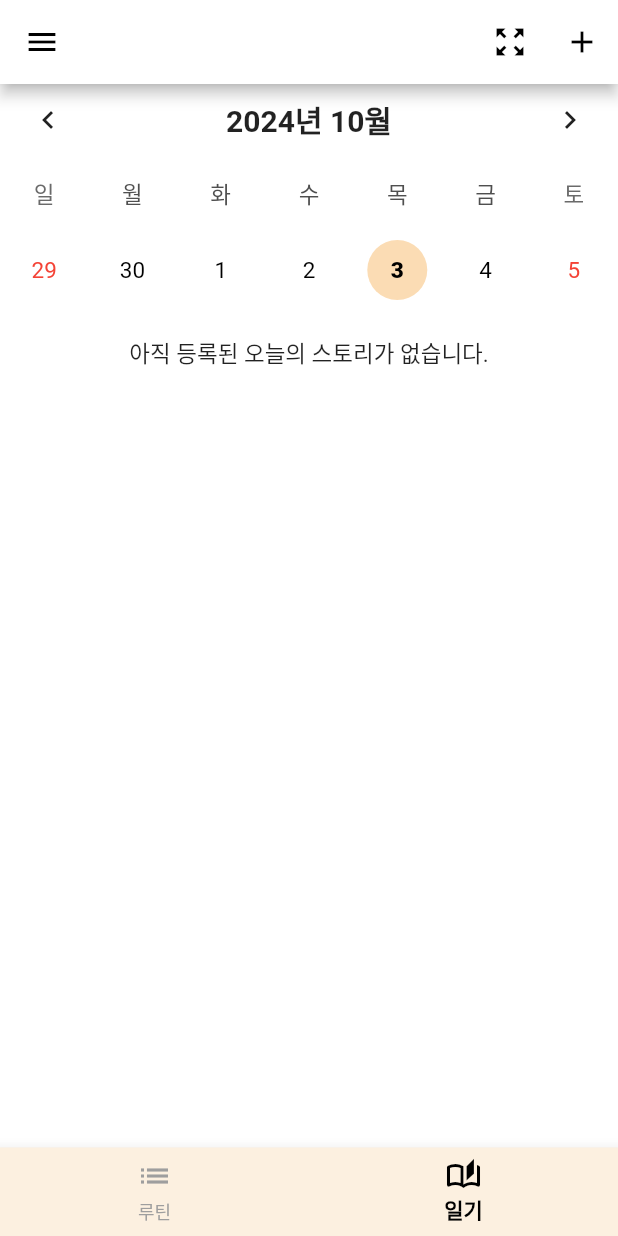
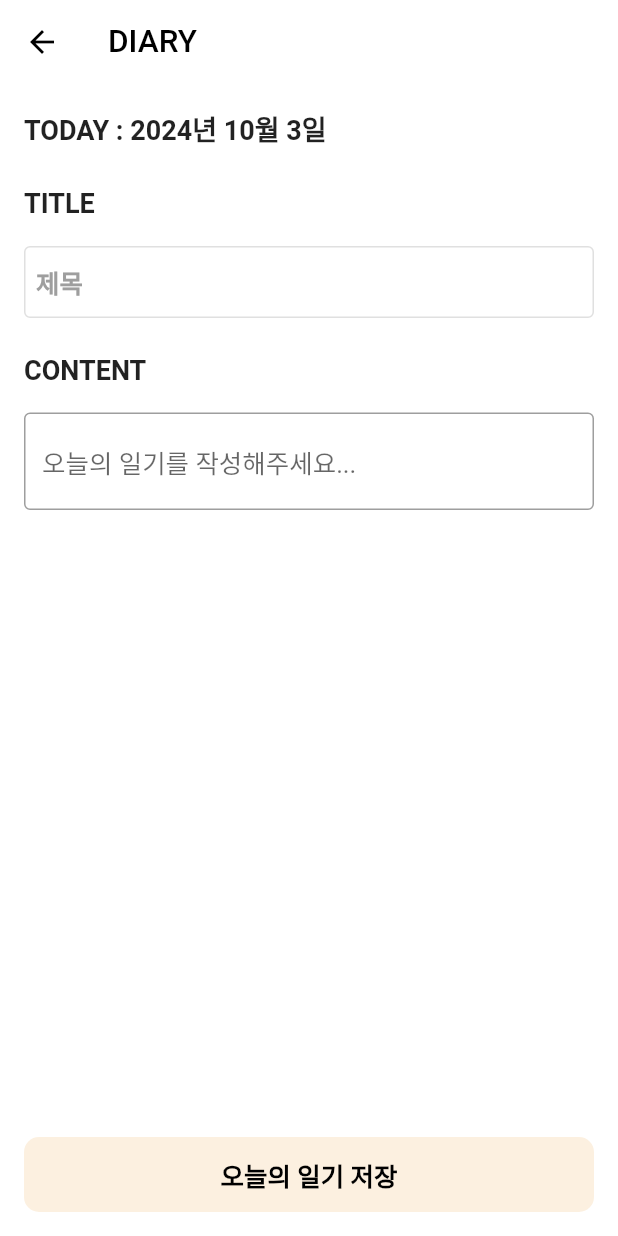
Before and after one commit to ssooyaaa/sooProject, a Flutter app: the screen it shows after launch, item 2 of the bottom bar chosen, after a tap on the "zoom in map" icon, after a tap on the "add" icon, on a phone screen of 412 x 824 dp. Run offline on Flutter 3.47's test engine with Material 3 defaults, Android fonts, the phone set to English and light mode, and no system bars; drawn by our look-alikes of table_calendar; our stand-ins replace fluttertoast; missing offline and left inert: dart:ffi.

Commit message:
오늘의 일기 저장 / showToast

```diff
--- /dev/null
+++ b/Flutter/diary/devtools_options.yaml
@@ -0,0 +1,3 @@
+description: This file stores settings for Dart & Flutter DevTools.
+documentation: https://docs.flutter.dev/tools/devtools/extensions#configure-extension-enablement-states
+extensions:
--- a/Flutter/diary/lib/screen/diary_screen.dart
+++ b/Flutter/diary/lib/screen/diary_screen.dart
@@ -2,6 +2,8 @@ import 'dart:ffi';
 
 import 'package:diary/config/app_colors.dart';
 import 'package:diary/model/story.dart';
+import 'package:diary/screen/today_routine_screen.dart';
+import 'package:diary/screen/write_diary_screen.dart';
 import 'package:diary/widget/app_bar.dart';
 import 'package:diary/widget/calendar_widget.dart';
 import 'package:flutter/material.dart';
@@ -77,7 +79,6 @@ class _DiaryScreenState extends State<DiaryScreen> {
                 setState(() {
                   newFormat = (newFormat == CalendarFormat.month)
                       ? CalendarFormat.week : CalendarFormat.month;
-                  print('$newFormat');
                 });
               },
               //아이콘 변경
@@ -89,7 +90,10 @@ class _DiaryScreenState extends State<DiaryScreen> {
           ),
           IconButton(
               onPressed: (){
-                print('story add click');
+                Navigator.push(
+                  context,
+                  MaterialPageRoute(builder: (context) => WriteDiaryScreen()),
+                );
               },
               icon: Icon(Icons.add)
           ),
--- a/Flutter/diary/lib/screen/rountine_list_screen.dart
+++ b/Flutter/diary/lib/screen/rountine_list_screen.dart
@@ -1,3 +1,4 @@
+import 'package:diary/config/app_config.dart';
 import 'package:flutter/material.dart';
 
 import '../config/app_colors.dart';
@@ -244,11 +245,17 @@ class _RountineListScreenState extends State<RountineListScreen> {
                           TextButton(
                             onPressed: (){
 
-                              //todo 색깔 or 루틴이름이 없을 경우, 저장불가 -> 알림 필요
                               //todo 루틴 저장 / 수정
 
-                              print('결과 : $selectedColor');
-                              print('루틴이름 : ${titleController.text}');
+                              if(titleController.text.isEmpty){
+                                AppConfig.showToast(text: '루틴 이름을 적어주세요');
+                                return;
+                              }
+
+                              if(selectedColor.isEmpty){
+                                AppConfig.showToast(text: '색상을 선택해주세요');
+                                return;
+                              }
 
                               ScaffoldMessenger.of(context).showSnackBar(
                                 SnackBar(content: Text('루틴이 저장되었습니다.')),
--- /dev/null
+++ b/Flutter/diary/lib/screen/write_diary_screen.dart
@@ -0,0 +1,139 @@
+import 'package:diary/config/app_colors.dart';
+import 'package:diary/screen/rountine_list_screen.dart';
+import 'package:flutter/material.dart';
+
+import '../widget/app_widget.dart';
+
+
+class WriteDiaryScreen extends StatefulWidget {
+  const WriteDiaryScreen({super.key});
+
+  @override
+  State<WriteDiaryScreen> createState() => _WriteDiaryScreenState();
+}
+
+
+class _WriteDiaryScreenState extends State<WriteDiaryScreen> {
+
+  //선택된 날짜 관리변수
+  DateTime today = DateTime.utc(
+      DateTime.now().year,
+      DateTime.now().month,
+      DateTime.now().day
+  );
+
+
+  TextEditingController titleController = TextEditingController();
+  TextEditingController textController = TextEditingController();
+
+
+
+  @override
+  Widget build(BuildContext context) {
+    return Scaffold(
+
+      backgroundColor: Colors.white,
+      appBar: AppBar(
+        elevation: 0,
+        backgroundColor: Colors.white,
+        title: Text('DIARY'),
+      ),
+
+      body: Container(
+        width: double.infinity,
+        height: double.infinity,
+        padding: EdgeInsets.all(16.0),
+
+        child: Column(
+          children: [
+
+            buildTitle(titleText: 'TODAY : ${today.year}년 ${today.month}월 ${today.day}일'),
+
+            SizedBox(height: 8.0,),
+
+            buildTitle(titleText: 'TITLE'),
+            AppInput(
+              width: double.infinity,
+              textEditingController: titleController,
+              hintText: '제목',
+            ),
+
+            SizedBox(height: 24.0,),
+
+            buildTitle(titleText: 'CONTENT'),
+            Expanded(
+              child: buildText(
+                  controller: textController,
+                  hintText: '오늘의 일기를 작성해주세요...',
+                  line: null
+              ),
+            ),
+
+            SizedBox(height: 32.0,),
+
+            LongButton(
+              //todo 버튼 저장시, 일기 저장
+              //todo 저장 시, 내용 입력 체크
+              onTap: (){
+                print('일기 저장');
+                print(textController.text==''? 'true':'false');
+              },
+              width: double.infinity,
+              child: Center(
+                child: Text('오늘의 일기 저장',
+                  style: TextStyle(color: Colors.black, fontSize:17, fontWeight: FontWeight.bold),
+                ),
+              ),
+              backgroundColor: AppColors.basicColor,
+            ),
+          ],
+
+        ),
+
+
+
+      ),
+    );
+  }
+}
+
+
+Widget buildTitle({required String titleText}){
+  return Padding(
+    padding: EdgeInsets.only(bottom: 18.0),
+    child: Row(
+      children: [
+        Text('$titleText', style: TextStyle(fontWeight: FontWeight.bold, fontSize: 18),),
+      ],
+    ),
+  );
+}
+
+
+
+class buildText extends StatelessWidget {
+
+  TextEditingController controller;
+  String hintText;
+  int? line;
+
+  buildText({
+    required this.controller,
+    required this.hintText,
+    required this.line,
+  });
+
+  @override
+  Widget build(BuildContext context) {
+    return TextField(
+      controller: controller,
+      maxLines: line,
+      keyboardType: TextInputType.multiline,
+      scrollPhysics: BouncingScrollPhysics(),
+      decoration: InputDecoration(
+        hintText: '$hintText',
+        border: OutlineInputBorder(),
+      ),
+    );
+  }
+}
--- a/Flutter/diary/lib/widget/app_bar.dart
+++ b/Flutter/diary/lib/widget/app_bar.dart
@@ -16,10 +16,55 @@ class CustomAppBar extends StatelessWidget implements PreferredSizeWidget{
     return Scaffold(
       appBar: AppBar(
         backgroundColor: Colors.white,
+        elevation: 0,
+        actions: [
+          ...?actions, //페이지별 actions 리스트
+          IconButton(
+              //todo 로그아웃 설정
+              onPressed: (){
+                showDialog(
+                    context: context,
+                    builder: (BuildContext context){
+                      return AlertDialog(
+                        content: Text('로그아웃 하시겠습니까?'),
+                        actions: <Widget>[
+                          TextButton(
+                            onPressed: (){
+                              Navigator.of(context).pop(false); //삭제 취소
+                            },
+                            child: Text('취소',
+                              style: TextStyle(color: Colors.black, fontWeight: FontWeight.bold),
+                            ),
+                          ),
+                          TextButton(
+                            onPressed: (){
+                              Navigator.of(context).pop(true); //삭제
 
-        actions: actions,
+                              ScaffoldMessenger.of(context).showSnackBar(
+                                SnackBar(content: Text('로그아웃되었습니다.')),
+                              );
+
+                              //todo 로그인창으로 이동
+                              /*Navigator.push(
+                                context,
+                                MaterialPageRoute(builder: (context) => MainScreen()),
+                              );*/
+                            },
+                            child: Text('로그아웃',
+                              style: TextStyle(color: Colors.black, fontWeight: FontWeight.bold),
+                            ),
+                          ),
+
+                        ],
+                      );
+                    }
+                );
+              },
+              icon: Icon(Icons.logout,),
+          )
+        ],
       ),
-
+/*
       drawer: Drawer(
 
         backgroundColor: AppColors.basicColor,
@@ -77,7 +122,7 @@ class CustomAppBar extends StatelessWidget implements PreferredSizeWidget{
           ],
 
         ),
-      ),
+      ),*/
 
     );
   }
--- a/Flutter/diary/pubspec.yaml
+++ b/Flutter/diary/pubspec.yaml
@@ -37,6 +37,9 @@ dependencies:
   cupertino_icons: ^1.0.0
   table_calendar: ^3.1.2
   intl: ^0.19.0
+  http: ^1.2.2
+  provider: ^6.1.2
+  fluttertoast: ^8.2.8
 
 dev_dependencies:
   flutter_test:
```
Also changed, not shown: Flutter/diary/lib/config/app_config.dart (added, +17 -0 lines), Flutter/diary/lib/screen/today_routine_screen.dart (+11 -1 lines), Flutter/diary/pubspec.lock.
